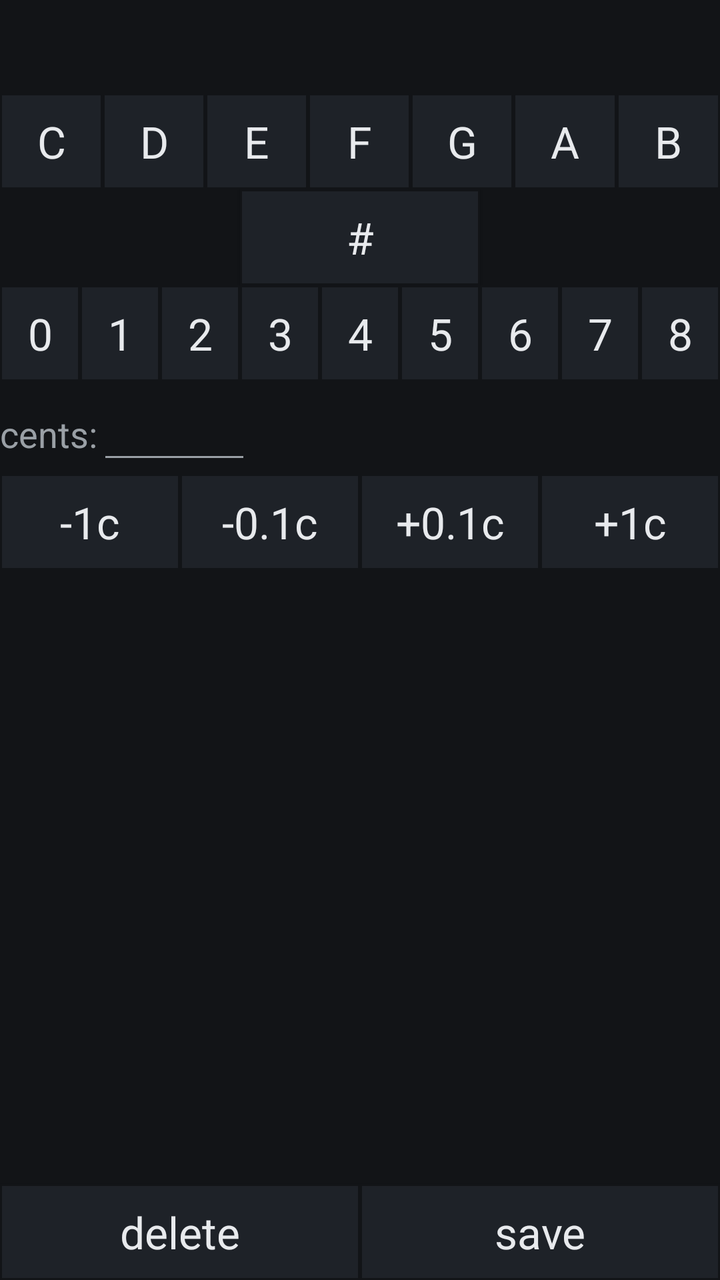
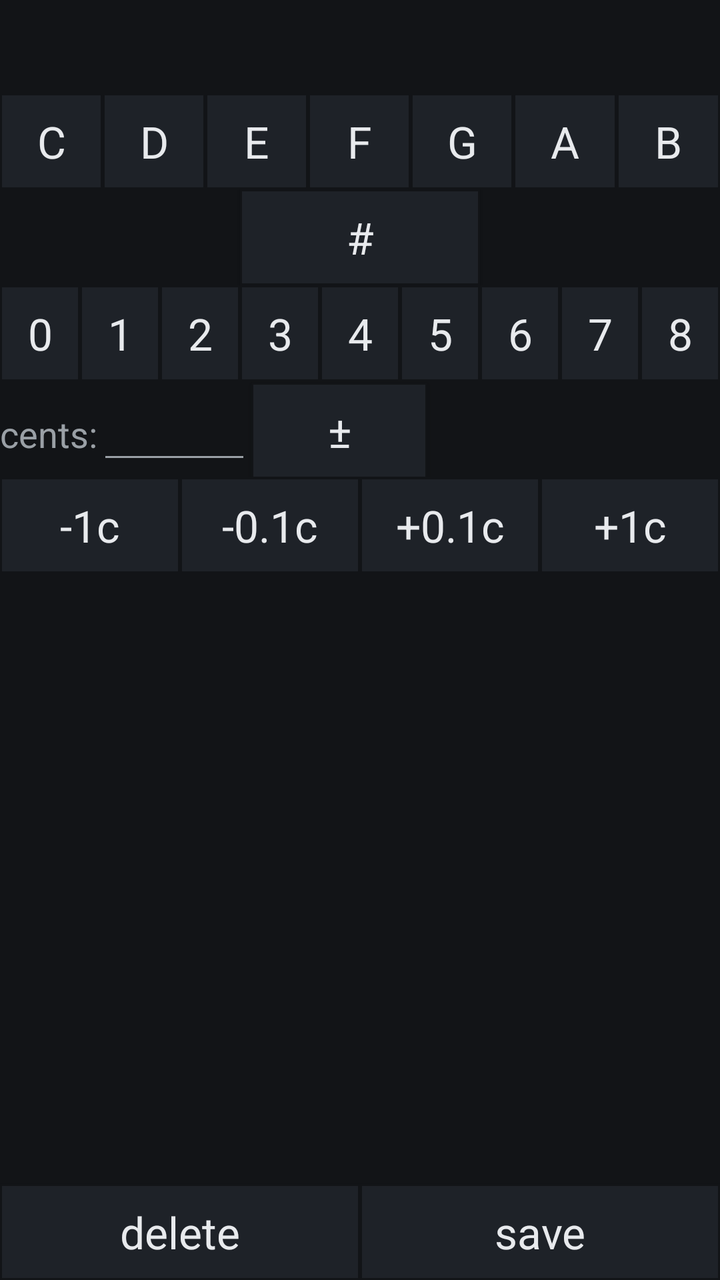

An Android layout rendered at two revisions. The XML below is the earlier revision; the diff shows what the commit changed to produce the second picture.
<!-- AndroidManifest.xml: application theme Tuner -->
<!-- res/layout/preset_note.xml -->
<?xml version="1.0" encoding="utf-8"?>
<LinearLayout xmlns:android="http://schemas.android.com/apk/res/android"
    android:fitsSystemWindows="true"
    android:orientation="vertical"
    android:layout_width="fill_parent"
    android:layout_height="fill_parent"
    android:descendantFocusability="beforeDescendants"
    android:focusableInTouchMode="true">
    <TextView android:id="@+id/pn_text"
	android:layout_width="wrap_content"
	android:layout_height="wrap_content"
	android:layout_gravity="center_horizontal"
	android:textAppearance="?android:attr/textAppearanceLarge"
	android:textSize="35sp" />
    <LinearLayout
	android:orientation="horizontal"
	android:layout_width="fill_parent"
	android:layout_height="wrap_content">
	<Button android:id="@+id/pn_note_0"
	    android:layout_width="1dp"
	    android:layout_weight="1"
	    android:layout_height="wrap_content"
	    android:text="C"
	    android:textAppearance="?android:attr/textAppearanceLarge"
	    android:onClick="do_note" />
	<Button android:id="@+id/pn_note_1"
	    android:layout_width="1dp"
	    android:layout_weight="1"
	    android:layout_height="wrap_content"
	    android:text="D"
	    android:textAppearance="?android:attr/textAppearanceLarge"
	    android:onClick="do_note" />
	<Button android:id="@+id/pn_note_2"
	    android:layout_width="1dp"
	    android:layout_weight="1"
	    android:layout_height="wrap_content"
	    android:text="E"
	    android:textAppearance="?android:attr/textAppearanceLarge"
	    android:onClick="do_note" />
	<Button android:id="@+id/pn_note_3"
	    android:layout_width="1dp"
	    android:layout_weight="1"
	    android:layout_height="wrap_content"
	    android:text="F"
	    android:textAppearance="?android:attr/textAppearanceLarge"
	    android:onClick="do_note" />
	<Button android:id="@+id/pn_note_4"
	    android:layout_width="1dp"
	    android:layout_weight="1"
	    android:layout_height="wrap_content"
	    android:text="G"
	    android:textAppearance="?android:attr/textAppearanceLarge"
	    android:onClick="do_note" />
	<Button android:id="@+id/pn_note_5"
	    android:layout_width="1dp"
	    android:layout_weight="1"
	    android:layout_height="wrap_content"
	    android:text="A"
	    android:textAppearance="?android:attr/textAppearanceLarge"
	    android:onClick="do_note" />
	<Button android:id="@+id/pn_note_6"
	    android:layout_width="1dp"
	    android:layout_weight="1"
	    android:layout_height="wrap_content"
	    android:text="B"
	    android:textAppearance="?android:attr/textAppearanceLarge"
	    android:onClick="do_note" />
    </LinearLayout>
    <LinearLayout
	android:orientation="horizontal"
	android:layout_width="fill_parent"
	android:layout_height="wrap_content">
	<View
	    android:layout_width="1dp"
	    android:layout_weight="1"
	    android:layout_height="1dp" />
	<Button android:id="@+id/pn_sharp"
	    android:layout_width="1dp"
	    android:layout_weight="1"
	    android:layout_height="wrap_content"
	    android:layout_gravity="center_horizontal"
	    android:text="#"
	    android:textAppearance="?android:attr/textAppearanceLarge"
	    android:onClick="do_sharp" />
	<View
	    android:layout_width="1dp"
	    android:layout_weight="1"
	    android:layout_height="1dp" />
    </LinearLayout>
    <LinearLayout
	android:orientation="horizontal"
	android:layout_width="fill_parent"
	android:layout_height="wrap_content">
	<Button android:id="@+id/pn_oct_0"
	    android:layout_width="1dp"
	    android:layout_weight="1"
	    android:layout_height="wrap_content"
	    android:text="0"
	    android:textAppearance="?android:attr/textAppearanceLarge"
	    android:onClick="do_oct" />
	<Button android:id="@+id/pn_oct_1"
	    android:layout_width="1dp"
	    android:layout_weight="1"
	    android:layout_height="wrap_content"
	    android:text="1"
	    android:textAppearance="?android:attr/textAppearanceLarge"
	    android:onClick="do_oct" />
	<Button android:id="@+id/pn_oct_2"
	    android:layout_width="1dp"
	    android:layout_weight="1"
	    android:layout_height="wrap_content"
	    android:text="2"
	    android:textAppearance="?android:attr/textAppearanceLarge"
	    android:onClick="do_oct" />
	<Button android:id="@+id/pn_oct_3"
	    android:layout_width="1dp"
	    android:layout_weight="1"
	    android:layout_height="wrap_content"
	    android:text="3"
	    android:textAppearance="?android:attr/textAppearanceLarge"
	    android:onClick="do_oct" />
	<Button android:id="@+id/pn_oct_4"
	    android:layout_width="1dp"
	    android:layout_weight="1"
	    android:layout_height="wrap_content"
	    android:text="4"
	    android:textAppearance="?android:attr/textAppearanceLarge"
	    android:onClick="do_oct" />
	<Button android:id="@+id/pn_oct_5"
	    android:layout_width="1dp"
	    android:layout_weight="1"
	    android:layout_height="wrap_content"
	    android:text="5"
	    android:textAppearance="?android:attr/textAppearanceLarge"
	    android:onClick="do_oct" />
	<Button android:id="@+id/pn_oct_6"
	    android:layout_width="1dp"
	    android:layout_weight="1"
	    android:layout_height="wrap_content"
	    android:text="6"
	    android:textAppearance="?android:attr/textAppearanceLarge"
	    android:onClick="do_oct" />
	<Button android:id="@+id/pn_oct_7"
	    android:layout_width="1dp"
	    android:layout_weight="1"
	    android:layout_height="wrap_content"
	    android:text="7"
	    android:textAppearance="?android:attr/textAppearanceLarge"
	    android:onClick="do_oct" />
	<Button android:id="@+id/pn_oct_8"
	    android:layout_width="1dp"
	    android:layout_weight="1"
	    android:layout_height="wrap_content"
	    android:text="8"
	    android:textAppearance="?android:attr/textAppearanceLarge"
	    android:onClick="do_oct" />
    </LinearLayout>
    <LinearLayout
	android:orientation="horizontal"
	android:layout_width="fill_parent"
	android:layout_height="wrap_content">
	<TextView
	    android:layout_width="wrap_content"
	    android:layout_height="wrap_content"
	    android:textAppearance="?android:attr/textAppearanceMedium"
	    android:text="cents:" />
	<EditText android:id="@+id/pn_cents"
	    android:layout_width="wrap_content"
	    android:layout_height="wrap_content"
	    android:textAppearance="?android:attr/textAppearanceLarge"
	    android:minEms="3"
	    android:lines="1"
	    android:singleLine="true"
	    android:inputType="numberSigned|numberDecimal"
	    android:digits="0123456789+-.,"
	    android:imeOptions="actionDone" />
    </LinearLayout>
    <LinearLayout
	android:orientation="horizontal"
	android:layout_width="fill_parent"
	android:layout_height="wrap_content">
	<Button
	    android:layout_width="1dp"
	    android:layout_weight="1"
	    android:layout_height="wrap_content"
	    android:text="-1c"
	    android:textAppearance="?android:attr/textAppearanceLarge"
	    android:onClick="do_cent_decr" />
	<Button
	    android:layout_width="1dp"
	    android:layout_weight="1"
	    android:layout_height="wrap_content"
	    android:text="-0.1c"
	    android:textAppearance="?android:attr/textAppearanceLarge"
	    android:onClick="do_tenth_decr" />
	<Button
	    android:layout_width="1dp"
	    android:layout_weight="1"
	    android:layout_height="wrap_content"
	    android:text="+0.1c"
	    android:textAppearance="?android:attr/textAppearanceLarge"
	    android:onClick="do_tenth_incr" />
	<Button
	    android:layout_width="1dp"
	    android:layout_weight="1"
	    android:layout_height="wrap_content"
	    android:text="+1c"
	    android:textAppearance="?android:attr/textAppearanceLarge"
	    android:onClick="do_cent_incr" />
    </LinearLayout>
    <LinearLayout
	android:orientation="horizontal"
	android:layout_width="fill_parent"
	android:layout_height="1dp"
	android:layout_weight="1">
	<Button
	    android:layout_width="1dp"
	    android:layout_height="wrap_content"
	    android:layout_weight="1"
	    android:layout_gravity="bottom"
	    android:text="delete"
	    android:textAppearance="?android:attr/textAppearanceLarge"
	    android:onClick="do_delete" />
	<Button
	    android:layout_width="1dp"
	    android:layout_height="wrap_content"
	    android:layout_weight="1"
	    android:layout_gravity="bottom"
	    android:text="save"
	    android:textAppearance="?android:attr/textAppearanceLarge"
	    android:onClick="do_save" />
    </LinearLayout>
</LinearLayout>
<!-- resources referenced by this layout -->
<resources>
  <style name="Tuner" parent="@android:style/Theme.Material">
  		<item name="android:colorBackground">@color/bg</item>
  		<item name="android:windowBackground">@color/bg</item>
  		<item name="android:colorPrimary">@color/surface</item>
  		<item name="android:colorPrimaryDark">@color/bg</item>
  		<item name="android:colorAccent">@color/accent</item>
  		<item name="android:colorControlNormal">@color/text_muted</item>
  		<item name="android:textColorPrimary">@color/text</item>
  		<item name="android:textColorSecondary">@color/text_muted</item>
  		<item name="android:textColorHint">@color/outline</item>
  		<item name="android:statusBarColor">@color/bg</item>
  		<item name="android:navigationBarColor">@color/bg</item>
  		<item name="android:buttonStyle">@style/Tuner.Button</item>
  	</style>
  <color name="bg">#121417</color>
  <color name="surface">#1E2228</color>
  <color name="accent">#4C8DFF</color>
  <color name="text_muted">#9AA0A6</color>
  <color name="text">#E8EAED</color>
  <color name="outline">#2E343C</color>
  <style name="Tuner.Button" parent="@android:style/Widget.Material.Button">
  		<item name="android:textColor">@color/text</item>
  		<item name="android:textAllCaps">false</item>
  		<item name="android:background">@drawable/mode_button</item>
  	</style>
  <!-- drawable mode_button (drawable) -->
  <?xml version="1.0" encoding="utf-8"?>
  <selector xmlns:android="http://schemas.android.com/apk/res/android">
  <item android:state_pressed="true" android:drawable="@drawable/mb_pressed" />
  <item android:drawable="@drawable/mb_normal" />
  </selector>
  <!-- drawable mb_pressed (drawable) -->
  <?xml version="1.0" encoding="utf-8"?>
  <shape xmlns:android="http://schemas.android.com/apk/res/android"
      android:shape="rectangle">
      <solid android:color="@color/surface_pressed" />
      <stroke android:width="1dp" android:color="@color/accent" />
  </shape>
  <!-- drawable mb_normal (drawable) -->
  <?xml version="1.0" encoding="utf-8"?>
  <shape xmlns:android="http://schemas.android.com/apk/res/android"
      android:shape="rectangle">
      <solid android:color="@color/surface" />
      <stroke android:width="1dp" android:color="@color/bg" />
  </shape>
  <color name="surface_pressed">#2A3140</color>
</resources>

<!-- the commit's change to res/layout/preset_note.xml (unified diff, before → after) -->
@@ -174,6 +174,14 @@
 	    android:inputType="numberSigned|numberDecimal"
 	    android:digits="0123456789+-.,"
 	    android:imeOptions="actionDone" />
+	
+	<Button android:id="@+id/pn_negate"
+	    android:layout_width="wrap_content"
+	    android:layout_height="wrap_content"
+	    android:minEms="3"
+	    android:text="&#177;"
+	    android:textAppearance="?android:attr/textAppearanceLarge"
+	    android:onClick="do_negate" />
     </LinearLayout>
     <LinearLayout
 	android:orientation="horizontal"
